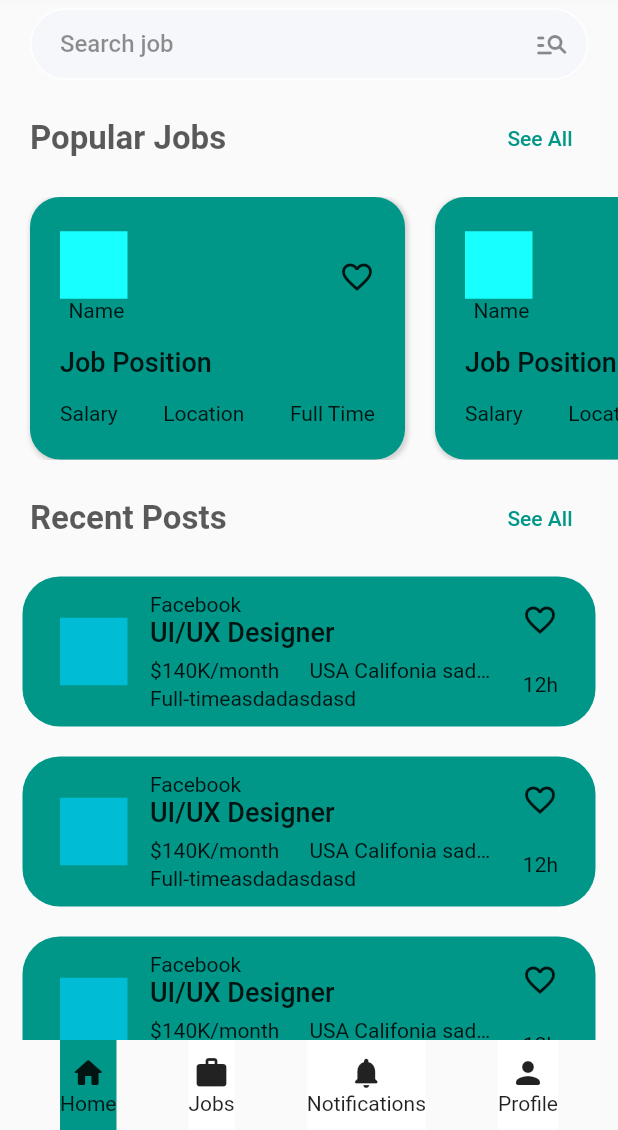
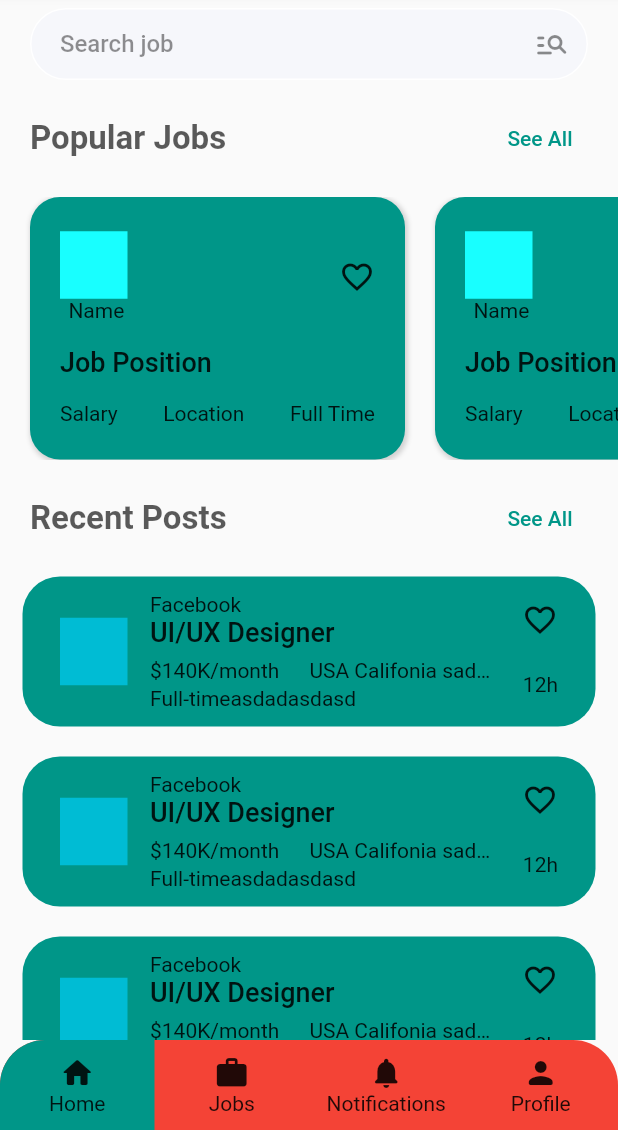
Before and after one commit to thetooaung07/job-portal, a Flutter app: the screen it shows after launch, on a phone screen of 412 x 824 dp, the part 106-1236 px from its top. Run offline on Flutter 3.47's test engine with Material 2 defaults, Android fonts, the phone set to English and light mode, and no system bars; our stand-ins replace flutter_svg, get.

Commit message:
Change Bottom Navigation to GetX

```diff
--- a/lib/components/bottom_navigation_bar/bottom_nav_bar.dart
+++ b/lib/components/bottom_navigation_bar/bottom_nav_bar.dart
@@ -1,6 +1,7 @@
 import 'package:flutter/material.dart';
 import 'package:get/get.dart';
 import 'package:job_portal/components/bottom_navigation_bar/bottom_nav_bar_item.dart';
+import 'package:job_portal/controller/bottom_nav_bar_controller.dart';
 
 List<Map<String, dynamic>> navBarItem = [
   {
@@ -25,44 +26,44 @@ List<Map<String, dynamic>> navBarItem = [
   },
 ];
 
-class BottomNavBar extends StatefulWidget {
+class BottomNavBar extends StatelessWidget {
   const BottomNavBar({Key? key}) : super(key: key);
 
   @override
-  State<BottomNavBar> createState() => _BottomNavBarState();
-}
+  Widget build(BuildContext context) {
+    final BottomNavBarController _controller =
+        Get.put(BottomNavBarController());
 
-class _BottomNavBarState extends State<BottomNavBar> {
-  int _selectedIndex = 1;
-
-  @override
-  Widget build(BuildContext context) {
-    return Container(
-      padding: EdgeInsets.only(left: 40, right: 40),
-      height: 60,
-      decoration: BoxDecoration(
+    return ClipRRect(
       borderRadius: BorderRadius.only(
         topLeft: Radius.circular(30),
         topRight: Radius.circular(30),
       ),
+      child: Container(
+        height: 60,
+        decoration: BoxDecoration(
+          color: Colors.red,
         ),
         width: Get.width,
         child: Row(
           mainAxisAlignment: MainAxisAlignment.spaceBetween,
           children: navBarItem.map(
             (item) {
-            return BottomNavBarItem(
-              onPressed: () => setState(() {
-                _selectedIndex = item["id"];
-              }),
+              return Expanded(
+                child: BottomNavBarItem(
+                  onPressed: () {
+                    _controller.selectedIndex.value = item["id"];
+                  },
                   id: item["id"],
                   label: item["label"],
                   icon: Icon(item["icon"]),
-              selectedIndex: _selectedIndex,
+                  selectedIndex: _controller.selectedIndex.value,
+                ),
               );
             },
           ).toList(),
         ),
+      ),
     );
   }
 }
--- a/lib/components/bottom_navigation_bar/bottom_nav_bar_item.dart
+++ b/lib/components/bottom_navigation_bar/bottom_nav_bar_item.dart
@@ -1,4 +1,6 @@
 import 'package:flutter/material.dart';
+import 'package:get/get.dart';
+import 'package:job_portal/controller/bottom_nav_bar_controller.dart';
 
 class BottomNavBarItem extends StatelessWidget {
   final String label;
@@ -18,17 +20,29 @@ class BottomNavBarItem extends StatelessWidget {
 
   @override
   Widget build(BuildContext context) {
-    return InkWell(
+    final BottomNavBarController _controller = Get.find();
+
+    print("${_controller.selectedIndex.value}");
+
+    return Obx(
+      () => InkWell(
         onTap: onPressed,
         child: Container(
+          // width: (Get.width - 80) / 4,
           decoration: BoxDecoration(
-            color: selectedIndex == id ? Colors.teal : Colors.white),
+              color: _controller.selectedIndex.value == id
+                  ? Colors.teal
+                  : Colors.transparent),
           child: Column(
             mainAxisAlignment: MainAxisAlignment.center,
             children: [
               icon,
-            Text(label),
+              Text(
+                label,
+                style: TextStyle(overflow: TextOverflow.ellipsis),
+              ),
             ],
+          ),
         ),
       ),
     );
--- a/lib/controller/bottom_nav_bar_controller.dart
+++ b/lib/controller/bottom_nav_bar_controller.dart
@@ -1,5 +1,8 @@
 import 'package:get/get.dart';
 
 class BottomNavBarController extends GetxController {
-  bool isSelected = false;
+  RxInt selectedIndex = 1.obs;
+  void onPageChange(value) {
+    selectedIndex.value = value;
+  }
 }
--- a/lib/routes/routes.dart
+++ b/lib/routes/routes.dart
@@ -1,7 +1,10 @@
 import 'package:get/get.dart';
 import 'package:job_portal/main.dart';
 import 'package:job_portal/view/job_details_page.dart';
+import 'package:job_portal/view/jobs_page.dart';
+import 'package:job_portal/view/notifications_page.dart';
 import 'package:job_portal/view/popular_jobs/popular_jobs_page.dart';
+import 'package:job_portal/view/profile_page.dart';
 import 'package:job_portal/view/recent_posts/recent_posts_page.dart';
 import 'package:job_portal/view/search_page/search_page.dart';
 
@@ -11,6 +14,9 @@ class RouteNames {
   static String recentPosts = "/recent-posts";
   static String search = "/search";
   static String jobDetails = "/job-details";
+  static String jobs = "/jobs";
+  static String notifications = "/notifications";
+  static String profile = "/profile";
 }
 
 routes() => [
@@ -34,4 +40,16 @@ routes() => [
         name: RouteNames.jobDetails,
         page: () => const JobDetailsPage(),
       ),
+      GetPage(
+        name: RouteNames.jobs,
+        page: () => const JobsPage(),
+      ),
+      GetPage(
+        name: RouteNames.notifications,
+        page: () => const NotificationsPage(),
+      ),
+      GetPage(
+        name: RouteNames.profile,
+        page: () => const ProfilePage(),
+      ),
     ];
```
Also changed, not shown: lib/view/jobs_page.dart (added, +12 -0 lines), lib/view/notifications_page.dart (added, +10 -0 lines), lib/view/profile_page.dart (added, +10 -0 lines). Lines whose indentation alone changed are shown as unchanged.
